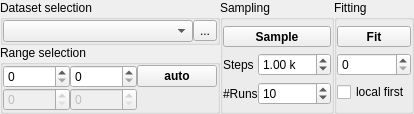
Fluorescence-Tools/chisurf, file chisurf/gui/widgets/fitting/fittingWidget.ui: the form before one commit.
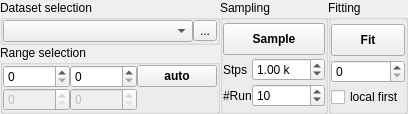
The form after the commit. Icons and pictures are not drawn.

Commit message: Enhance parameter linking logic, introduce `OptimizationCancelled` exception for clean fitting interruption, integrate detailed progress feedback into least-squares fitting procedures, and refine GUI widgets for improved fitting interaction.

```diff
--- a/chisurf/gui/widgets/fitting/fittingWidget.ui
+++ b/chisurf/gui/widgets/fitting/fittingWidget.ui
@@ -6,7 +6,7 @@
    <rect>
     <x>0</x>
     <y>0</y>
-    <width>409</width>
+    <width>351</width>
     <height>93</height>
    </rect>
   </property>
@@ -94,7 +94,7 @@
    <item row="0" column="1" rowspan="2">
     <widget class="QGroupBox" name="groupBox_2">
      <property name="sizePolicy">
-      <sizepolicy hsizetype="Fixed" vsizetype="Preferred">
+      <sizepolicy hsizetype="Minimum" vsizetype="Preferred">
        <horstretch>0</horstretch>
        <verstretch>0</verstretch>
       </sizepolicy>
@@ -124,14 +124,14 @@
       <item row="1" column="1">
        <widget class="QLabel" name="label">
         <property name="text">
-         <string>Steps</string>
+         <string>Stps</string>
         </property>
        </widget>
       </item>
       <item row="2" column="1">
        <widget class="QLabel" name="label_2">
         <property name="text">
-         <string>#Runs</string>
+         <string>#Run</string>
         </property>
        </widget>
       </item>
@@ -172,6 +172,12 @@
           <verstretch>0</verstretch>
          </sizepolicy>
         </property>
+        <property name="maximumSize">
+         <size>
+          <width>16777215</width>
+          <height>32</height>
+         </size>
+        </property>
         <property name="font">
          <font>
           <weight>75</weight>
@@ -247,6 +253,12 @@
           <verstretch>0</verstretch>
          </sizepolicy>
         </property>
+        <property name="maximumSize">
+         <size>
+          <width>16777215</width>
+          <height>32</height>
+         </size>
+        </property>
         <property name="font">
          <font>
           <weight>75</weight>
```
Left out of the diff: 2 changed lines with no effect on the pictures. The commit also changes 3 other files.
